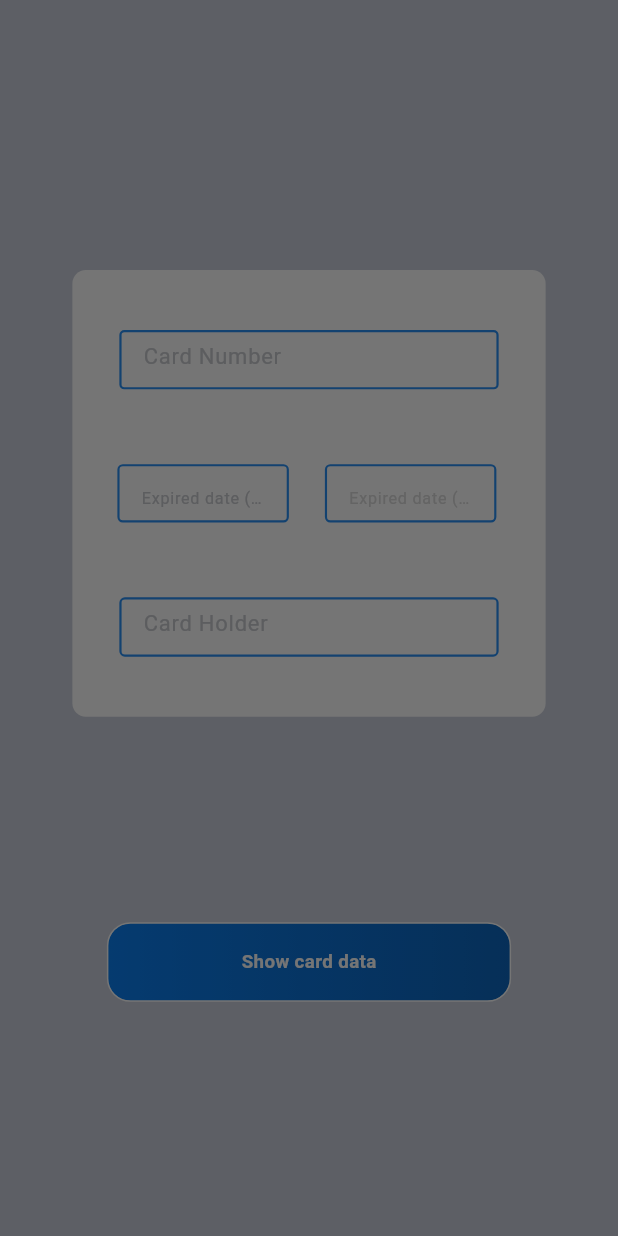
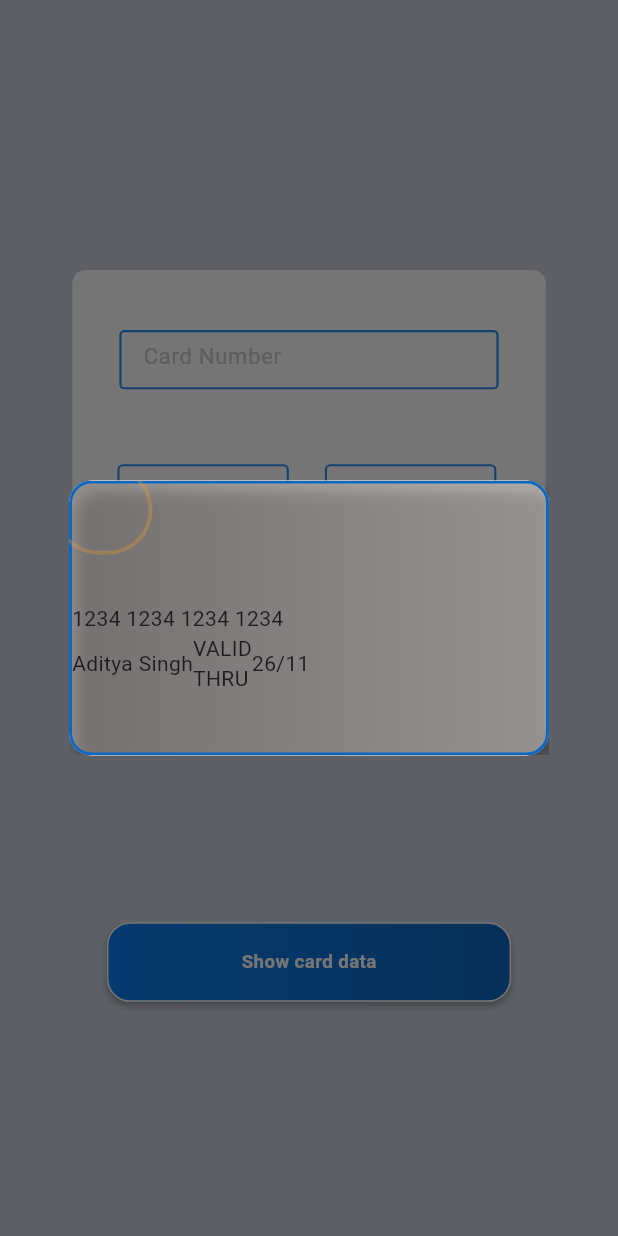
Before and after one commit to Flutter-gg-1/Assignment-13, a Flutter app: the screen it shows after launch, after a tap on "Show card data", on a phone screen of 412 x 824 dp. Run offline on Flutter 3.47's test engine with Material 3 defaults, Android fonts, the phone set to English and light mode, and no system bars.

Commit message:
created alertMessage.dart and designed it (not completed yet)

```diff
--- /dev/null
+++ b/lib/alert_message.dart
@@ -0,0 +1,84 @@
+import 'package:flutter/material.dart';
+
+class AlertMessage extends StatelessWidget {
+  final String cardNumber;
+  final String expMM;
+  final String expYY;
+  final String cardHolder;
+
+  const AlertMessage({
+    super.key,
+    required this.cardNumber,
+    required this.expMM,
+    required this.expYY,
+    required this.cardHolder,
+  });
+
+  @override
+  Widget build(BuildContext context) {
+    return AlertDialog(
+        shape: RoundedRectangleBorder(borderRadius: BorderRadius.circular(15)),
+        backgroundColor: Colors.white,
+        contentPadding: EdgeInsets.zero,
+        content: Stack(
+          children: [
+            Container(
+              clipBehavior: Clip.none,
+              height: 183.25,
+              width: 320,
+              decoration: BoxDecoration(
+                  borderRadius: BorderRadius.circular(15),
+                  border: Border.all(
+                      color: const Color.fromRGBO(12, 103, 193, 1), width: 2),
+                  gradient: const LinearGradient(colors: [
+                    Color.fromRGBO(43, 34, 34, 0.5),
+                    Color.fromRGBO(110, 101, 101, 0.5)
+                  ]),
+                  boxShadow: const [
+                    BoxShadow(
+                        offset: Offset(5, 7),
+                        blurRadius: 8,
+                        color: Color.fromRGBO(0, 0, 0, 0.25))
+                  ]),
+              child: Column(
+                children: [
+                  const SizedBox(
+                    height: 80,
+                  ),
+                  Row(
+                    children: [
+                      Text(cardNumber.substring(0, 4)),
+                      Text(' ${cardNumber.substring(4, 8)}'),
+                      Text(' ${cardNumber.substring(8, 12)}'),
+                      Text(' ${cardNumber.substring(12, 16)}'),
+                    ],
+                  ),
+                  Row(
+                    children: [
+                      Text(cardHolder),
+                      const Text('VALID\nTHRU'),
+                      Text('$expYY/$expMM'),
+                    ],
+                  )
+                ],
+              ),
+            ),
+            Positioned(
+              top: -10,
+              left: -10,
+              child: Container(
+                height: 59.26,
+                width: 65.64,
+                decoration: BoxDecoration(
+                    border: Border.all(
+                        width: 2.5,
+                        color: const Color.fromRGBO(238, 157, 42, 0.31)),
+                    shape: BoxShape.rectangle,
+                    borderRadius:
+                        const BorderRadius.all(Radius.elliptical(250, 250))),
+              ),
+            ),
+          ],
+        ));
+  }
+}
--- a/lib/home_screen.dart
+++ b/lib/home_screen.dart
@@ -1,3 +1,4 @@
+import 'package:card_data/alert_message.dart';
 import 'package:flutter/material.dart';
 
 class HomeScreen extends StatefulWidget {
@@ -113,8 +114,10 @@ class _HomeScreenState extends State<HomeScreen> {
             ),
             InkWell(
               onTap: () {
-              showDialog(context: context, builder: (context){
-                return AlertDialog();
+                showDialog(
+                    context: context,
+                    builder: (context) {
+                      return const AlertMessage(cardNumber: '1234123412341234',expMM: '11', expYY: '26',cardHolder: 'Aditya Singh',);
                     });
               },
               child: Container(
@@ -130,7 +133,12 @@ class _HomeScreenState extends State<HomeScreen> {
                           Color.fromRGBO(12, 103, 192, 1)
                         ],
                       ),
-                  ),
+                      boxShadow: const [
+                        BoxShadow(
+                            offset: Offset(0, 3.12),
+                            blurRadius: 3.12,
+                            color: Color.fromRGBO(0, 0, 0, 0.25))
+                      ]),
                   child: const Center(
                       child: Text(
                     'Show card data',
```
Lines whose indentation alone changed are shown as unchanged.
